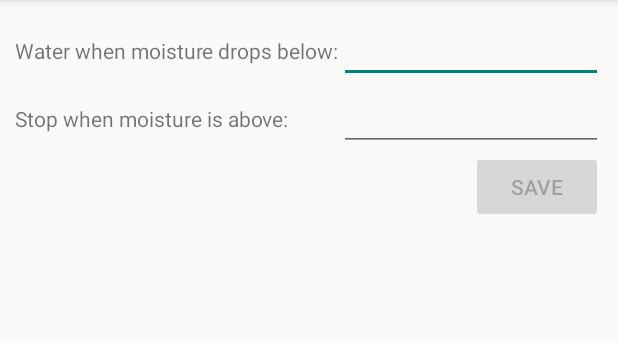
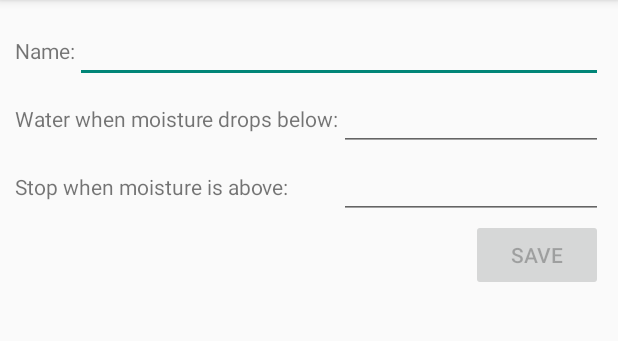
Before and after one commit to bpomerenke/self_watering_garden_arduino, an Android app: the EditSensorActivity screen opened directly, with no data from a screen before it, on a phone screen of 412 x 824 dp, the part 84-425 px from its top. Run offline under Robolectric (Android 15) with nearby library versions, the phone set to English and light mode, and no system bars; our stand-ins replace Dagger/Hilt's generated code, Volley; 5 statements that could not run were skipped.

Commit message:
Android - Allow for updating of sensor name from android device - Lance

```diff
--- a/Android/AutoGarden/src/main/java/org/autogarden/model/SensorModel.java
+++ b/Android/AutoGarden/src/main/java/org/autogarden/model/SensorModel.java
@@ -162,7 +162,7 @@ public class SensorModel {
                             public void onResponse(SensorReading[] response) {
                                 if (response.length > 0) {
                                     SensorReading sensorReading = response[0];
-                                    Log.e(PollRunnable.class.getSimpleName(), "Sensor response " + sensor.getName() + " " + sensorReading);
+                                    Log.e(PollRunnable.class.getSimpleName(), "Sensor response " + sensor.getDisplayName() + " " + sensorReading);
                                     fireSensorUpdated(sensor, sensorReading);
                                 }
                             }
--- a/Android/AutoGarden/src/main/java/org/autogarden/sensor/EditSensorActivity.java
+++ b/Android/AutoGarden/src/main/java/org/autogarden/sensor/EditSensorActivity.java
@@ -25,27 +25,32 @@ public class EditSensorActivity extends BaseActivity {
     SensorModel sensorModel;
     private EditText startWhenBelow;
     private EditText stopWhenAbove;
+    private EditText name;
+    private Button saveButton;
     private Sensor sensor;
-    private Button saveButton;
 
     @Override
     protected void onCreate(Bundle savedInstanceState) {
         super.onCreate(savedInstanceState);
         setContentView(R.layout.edit_sensor_activity);
 
+        name = (EditText) findViewById(R.id.edit_name);
         startWhenBelow = (EditText) findViewById(R.id.edit_start_when_below);
         stopWhenAbove = (EditText) findViewById(R.id.edit_stop_when_above);
         saveButton = (Button) findViewById(R.id.edit_save);
 
         sensor = workingSensorModel.getSensor();
-        getSupportActionBar().setTitle(sensor.getName());
+
+        getSupportActionBar().setTitle(sensor.getDisplayName());
+        setIfNotNull(name, sensor.getName());
         WateringSchedule wateringSchedule = sensor.getWateringSchedule();
         if (wateringSchedule != null) {
             setIfNotNull(startWhenBelow, wateringSchedule.getStartWhenBelowMoisture());
             setIfNotNull(stopWhenAbove, wateringSchedule.getStopWhenAboveMoisture());
         }
 
-        TextWatcherListener watcher = new TextWatcherListener();
+        FieldTextWatcher watcher = new FieldTextWatcher();
+        name.addTextChangedListener(watcher);
         startWhenBelow.addTextChangedListener(watcher);
         stopWhenAbove.addTextChangedListener(watcher);
 
@@ -62,6 +67,8 @@ public class EditSensorActivity extends BaseActivity {
                 Integer stop = Integer.valueOf(stopWhenAbove.getText().toString());
                 wateringSchedule.setStopWhenAboveMoisture(stop);
 
+                sensor.setName(name.getText().toString());
+
                 sensorModel.updateSensor(sensor, new ModelCallback<Sensor>() {
                     @Override
                     public void success(Sensor sensor) {
@@ -76,6 +83,8 @@ public class EditSensorActivity extends BaseActivity {
                 });
             }
         });
+
+        updateSaveButtonState();
     }
 
     private void setIfNotNull(EditText field, Integer value) {
@@ -84,17 +93,23 @@ public class EditSensorActivity extends BaseActivity {
         }
     }
 
+    private void setIfNotNull(EditText field, String value) {
+        if (value != null) {
+            field.setText(value);
+        }
+    }
+
     private void updateSaveButtonState() {
         try {
             Integer.valueOf(startWhenBelow.getText().toString());
             Integer.valueOf(stopWhenAbove.getText().toString());
-            saveButton.setEnabled(true);
+            saveButton.setEnabled(!"".equals(name.getText().toString()));
         } catch (NumberFormatException ex) {
             saveButton.setEnabled(false);
         }
     }
 
-    private class TextWatcherListener implements TextWatcher {
+    private class FieldTextWatcher implements TextWatcher {
 
         @Override
         public void beforeTextChanged(CharSequence s, int start, int count, int after) {
--- a/Android/AutoGarden/src/main/java/org/autogarden/sensor/SensorDetailActivity.java
+++ b/Android/AutoGarden/src/main/java/org/autogarden/sensor/SensorDetailActivity.java
@@ -31,9 +31,12 @@ public class SensorDetailActivity extends BaseActivity implements SensorListener
     protected void onCreate(Bundle savedInstanceState) {
         super.onCreate(savedInstanceState);
         setContentView(R.layout.device_detail_activity);
+    }
+
+    private void updateUi() {
         sensor = workingSensorModel.getSensor();
 
-        getSupportActionBar().setTitle(sensor.getName());
+        getSupportActionBar().setTitle(sensor.getDisplayName());
 
         temperatureView = (TextView) findViewById(R.id.device_detail_temperature);
         moistureView = (TextView) findViewById(R.id.device_detail_moisture);
@@ -58,6 +61,7 @@ public class SensorDetailActivity extends BaseActivity implements SensorListener
     @Override
     protected void onResume() {
         super.onResume();
+        updateUi();
         sensorModel.addSensorListener(sensor, this);
     }
 
--- a/Android/AutoGarden/src/main/java/org/autogarden/sensor/SensorListAdapter.java
+++ b/Android/AutoGarden/src/main/java/org/autogarden/sensor/SensorListAdapter.java
@@ -31,7 +31,7 @@ public class SensorListAdapter extends ArrayAdapter<Sensor> {
         Sensor item = getItem(position);
 
         ViewHolder holder = (ViewHolder) convertView.getTag();
-        holder.nameView.setText(item.getName());
+        holder.nameView.setText(item.getDisplayName());
 //        holder.lastWateringView.setText(dateFormatter.formatDate(item.getLastWatering()));
 //        holder.lastDataUpdateView.setText(dateFormatter.formatDate(item.getLastDataUpdate()));
 
--- a/Android/AutoGarden/src/main/res/layout/edit_sensor_activity.xml
+++ b/Android/AutoGarden/src/main/res/layout/edit_sensor_activity.xml
@@ -1,9 +1,26 @@
 <?xml version="1.0" encoding="utf-8"?>
 <LinearLayout xmlns:android="http://schemas.android.com/apk/res/android"
-    android:orientation="vertical"
     android:layout_width="match_parent"
     android:layout_height="match_parent"
-    android:layout_margin="10dp">
+    android:layout_margin="10dp"
+    android:orientation="vertical">
+
+    <LinearLayout
+        android:layout_width="match_parent"
+        android:layout_height="wrap_content">
+
+        <TextView
+            android:layout_width="wrap_content"
+            android:layout_height="wrap_content"
+            android:text="Name:" />
+
+        <EditText
+            android:id="@+id/edit_name"
+            android:layout_width="0dp"
+            android:layout_height="wrap_content"
+            android:layout_weight="1.0"
+            android:singleLine="true" />
+    </LinearLayout>
 
     <TableLayout
         android:layout_width="match_parent"
@@ -21,8 +38,8 @@
                 android:layout_width="0dp"
                 android:layout_height="wrap_content"
                 android:layout_weight="1.0"
-                android:singleLine="true"
-                android:inputType="number" />
+                android:inputType="number"
+                android:singleLine="true" />
         </TableRow>
 
         <TableRow>
```
Also changed, not shown: Android/AutoGarden/src/main/java/org/autogarden/dto/Sensor.java (+8 -0 lines), Android/AutoGarden/src/main/java/org/autogarden/sensor/SensorListActivity.java (+18 -9 lines).
